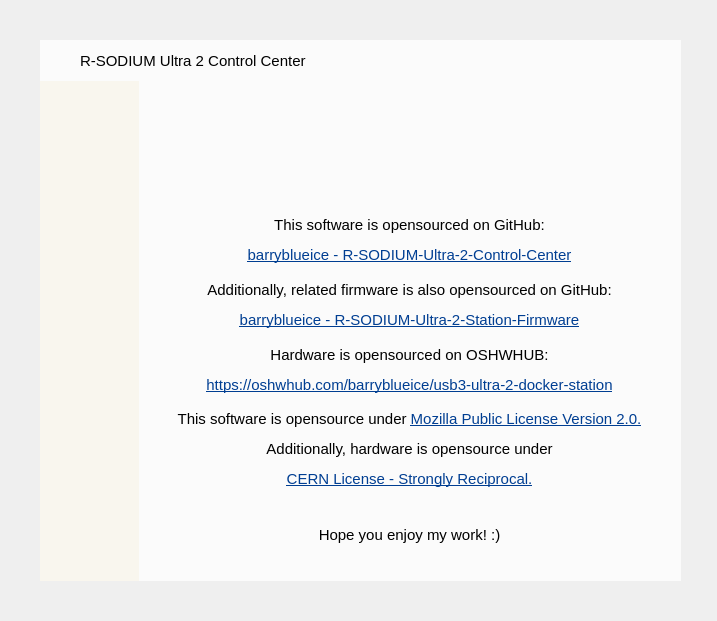
barryblueice/R-SODIUM-Ultra-2-Control-Center, file main.ui: the form before one commit.
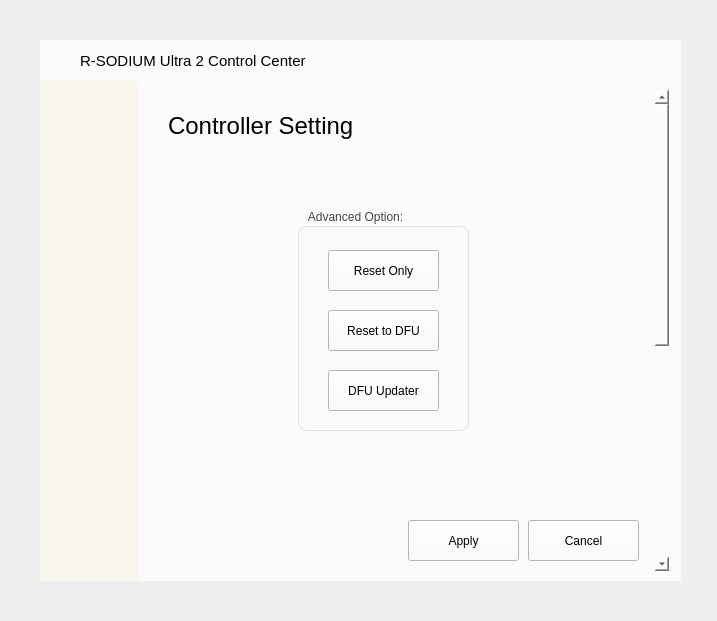
The form after the commit. Icons and pictures are not drawn.

Commit message: 为窗口添加阴影效果以增强区分效果 添加controller setting界面

```diff
--- a/main.ui
+++ b/main.ui
@@ -1288,6 +1288,100 @@
         <set>Qt::AlignmentFlag::AlignLeading|Qt::AlignmentFlag::AlignLeft|Qt::AlignmentFlag::AlignVCenter</set>
        </property>
       </widget>
+      <widget class="QGroupBox" name="groupBox_6">
+       <property name="geometry">
+        <rect>
+         <x>160</x>
+         <y>120</y>
+         <width>171</width>
+         <height>221</height>
+        </rect>
+       </property>
+       <property name="styleSheet">
+        <string notr="true">QGroupBox {
+    border: 1px solid #E0E0E0;
+    border-radius: 8px;
+    margin-top: 16px;
+    background-color: #FAFAFA;
+}
+
+QGroupBox::title {
+    subcontrol-origin: margin;
+    subcontrol-position: top left;
+    padding: 0 8px;
+    color: #444444;
+    font-size: 12px;
+}</string>
+       </property>
+       <property name="title">
+        <string>Advanced Option:</string>
+       </property>
+       <widget class="QPushButton" name="pushButton_5">
+        <property name="geometry">
+         <rect>
+          <x>30</x>
+          <y>40</y>
+          <width>111</width>
+          <height>41</height>
+         </rect>
+        </property>
+        <property name="text">
+         <string>Reset Only</string>
+        </property>
+       </widget>
+       <widget class="QPushButton" name="pushButton_6">
+        <property name="geometry">
+         <rect>
+          <x>30</x>
+          <y>100</y>
+          <width>111</width>
+          <height>41</height>
+         </rect>
+        </property>
+        <property name="text">
+         <string>Reset to DFU</string>
+        </property>
+       </widget>
+       <widget class="QPushButton" name="pushButton_9">
+        <property name="geometry">
+         <rect>
+          <x>30</x>
+          <y>160</y>
+          <width>111</width>
+          <height>41</height>
+         </rect>
+        </property>
+        <property name="text">
+         <string>DFU Updater</string>
+        </property>
+       </widget>
+      </widget>
+      <widget class="QPushButton" name="pushButton_3">
+       <property name="geometry">
+        <rect>
+         <x>390</x>
+         <y>430</y>
+         <width>111</width>
+         <height>41</height>
+        </rect>
+       </property>
+       <property name="text">
+        <string>Cancel</string>
+       </property>
+      </widget>
+      <widget class="QPushButton" name="pushButton_4">
+       <property name="geometry">
+        <rect>
+         <x>270</x>
+         <y>430</y>
+         <width>111</width>
+         <height>41</height>
+        </rect>
+       </property>
+       <property name="text">
+        <string>Apply</string>
+       </property>
+      </widget>
      </widget>
     </widget>
    </widget>
@@ -1494,11 +1588,11 @@
    <zorder>sidebar</zorder>
    <zorder>topbar</zorder>
    <zorder>center_setting_interface</zorder>
-   <zorder>controller_setting_interface</zorder>
    <zorder>oled_setting_interface</zorder>
    <zorder>overview_interface</zorder>
    <zorder>enclosure_setting_interface</zorder>
    <zorder>about_interface</zorder>
+   <zorder>controller_setting_interface</zorder>
   </widget>
  </widget>
  <resources>
```
The commit also changes 2 other files.
